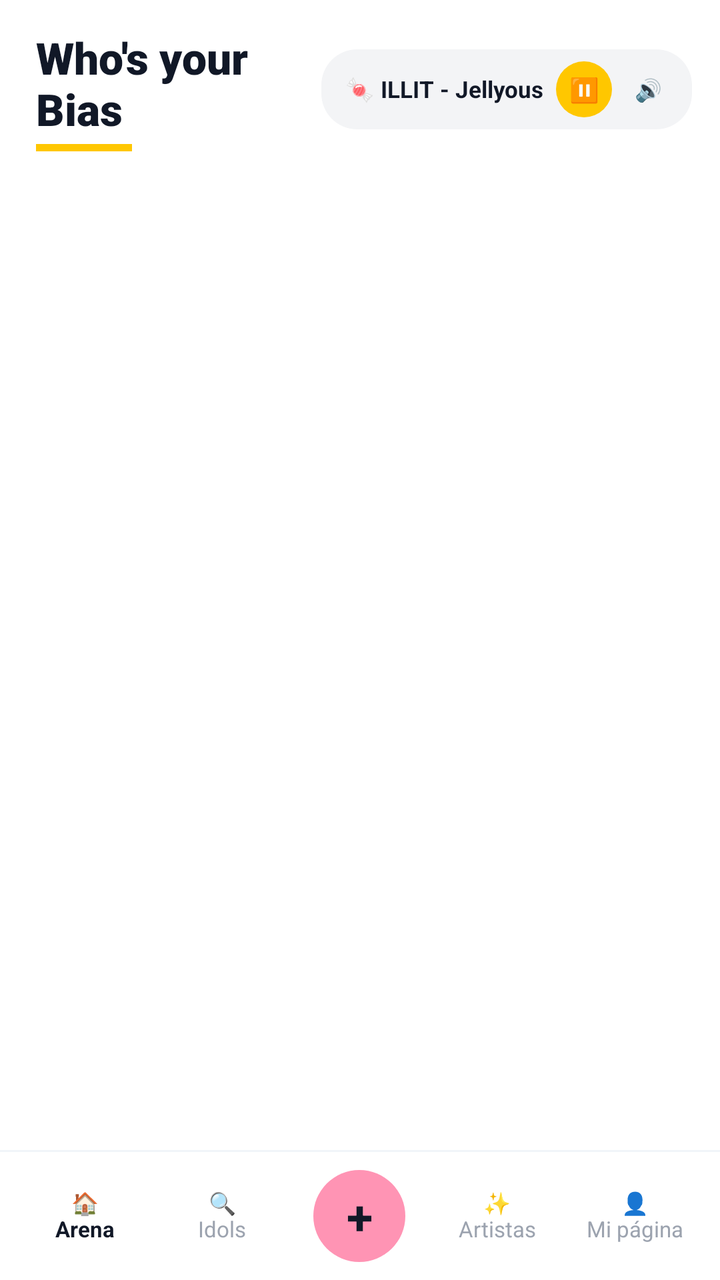
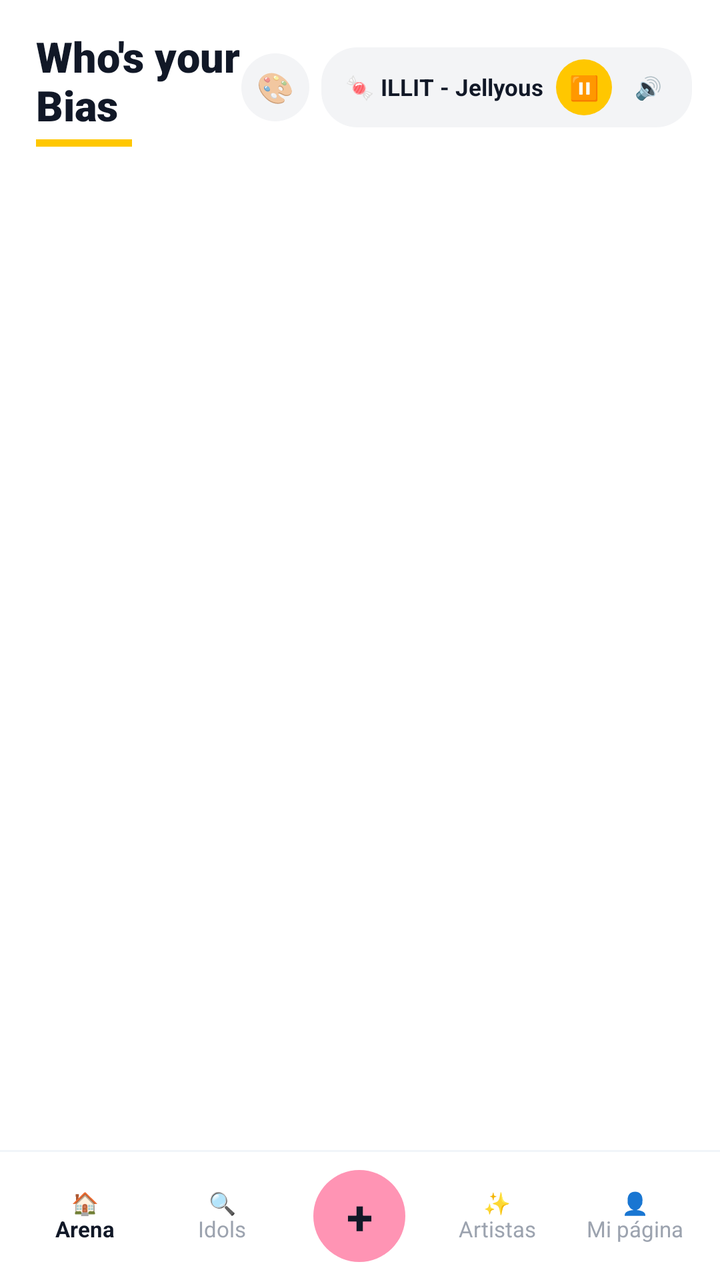

Two renders of the same Android screen: before a commit and after it. Below are the layout's source before the change and the commit's diff.
<!-- AndroidManifest.xml: application theme Theme.WhosYourBias -->
<!-- res/layout/activity_main.xml -->
<?xml version="1.0" encoding="utf-8"?>
<LinearLayout xmlns:android="http://schemas.android.com/apk/res/android"
    android:layout_width="match_parent"
    android:layout_height="match_parent"
    android:orientation="vertical"
    android:background="#FFFFFF">

    
    <LinearLayout
        android:layout_width="match_parent"
        android:layout_height="wrap_content"
        android:orientation="horizontal"
        android:gravity="center_vertical"
        android:paddingStart="18dp"
        android:paddingEnd="14dp"
        android:paddingTop="14dp"
        android:paddingBottom="10dp"
        android:background="#FFFFFF">

        <LinearLayout
            android:layout_width="0dp"
            android:layout_height="wrap_content"
            android:layout_weight="1"
            android:orientation="vertical">

            <TextView
                android:layout_width="wrap_content"
                android:layout_height="wrap_content"
                android:text="@string/app_name"
                android:textColor="#111827"
                android:textSize="22sp"
                android:fontFamily="sans-serif-black"
                android:textStyle="bold" />

            
            <View
                android:layout_width="48dp"
                android:layout_height="3.5dp"
                android:layout_marginTop="3dp"
                android:background="#FFC700" />
        </LinearLayout>

        
        <LinearLayout
            android:layout_width="wrap_content"
            android:layout_height="wrap_content"
            android:orientation="horizontal"
            android:gravity="center_vertical"
            android:paddingStart="12dp"
            android:paddingEnd="8dp"
            android:paddingTop="6dp"
            android:paddingBottom="6dp"
            android:background="@drawable/bg_chip_tag">

            <TextView
                android:id="@+id/tvBgmTitle"
                android:layout_width="wrap_content"
                android:layout_height="wrap_content"
                android:maxWidth="135dp"
                android:text="🍬 ILLIT - Jellyous"
                android:textColor="#111827"
                android:textSize="11.5sp"
                android:textStyle="bold"
                android:singleLine="true"
                android:ellipsize="end"
                android:layout_marginEnd="6dp" />

            <TextView
                android:id="@+id/btnBgmPlayPause"
                android:layout_width="28dp"
                android:layout_height="28dp"
                android:gravity="center"
                android:text="⏸"
                android:textColor="#111827"
                android:textSize="12sp"
                android:background="@drawable/bg_btn_primary"
                android:layout_marginEnd="4dp" />

            <TextView
                android:id="@+id/btnBgmMute"
                android:layout_width="28dp"
                android:layout_height="28dp"
                android:gravity="center"
                android:text="🔊"
                android:textColor="#111827"
                android:textSize="11sp" />

            <TextView
                android:id="@+id/btnBgmChangeSong"
                android:layout_width="0dp"
                android:layout_height="0dp"
                android:visibility="gone" />

            <TextView
                android:id="@+id/btnBgmVideoToggle"
                android:layout_width="0dp"
                android:layout_height="0dp"
                android:visibility="gone" />
        </LinearLayout>

        
        <TextView
            android:id="@+id/btnHeaderGacha"
            android:layout_width="0dp"
            android:layout_height="0dp"
            android:visibility="gone" />

        <TextView
            android:id="@+id/btnHeaderImport"
            android:layout_width="0dp"
            android:layout_height="0dp"
            android:visibility="gone" />
    </LinearLayout>

    <FrameLayout
        android:id="@+id/bgmVideoContainer"
        android:layout_width="0dp"
        android:layout_height="0dp"
        android:visibility="gone">
        <WebView
            android:id="@+id/bgmWebView"
            android:layout_width="1dp"
            android:layout_height="1dp" />
    </FrameLayout>

    
    <FrameLayout
        android:id="@+id/mainContentContainer"
        android:layout_width="match_parent"
        android:layout_height="0dp"
        android:layout_weight="1"
        android:background="#FFFFFF" />

    <View
        android:layout_width="match_parent"
        android:layout_height="1dp"
        android:background="#F1F5F9" />

    
    <LinearLayout
        android:layout_width="match_parent"
        android:layout_height="64dp"
        android:orientation="horizontal"
        android:background="#FFFFFF"
        android:gravity="center"
        android:paddingStart="8dp"
        android:paddingEnd="8dp">

        <TextView
            android:id="@+id/tabBtnArena"
            android:layout_width="0dp"
            android:layout_height="match_parent"
            android:layout_weight="1"
            android:gravity="center"
            android:text="🏠\nArena"
            android:textColor="#111827"
            android:textStyle="bold"
            android:textSize="11sp" />

        <TextView
            android:id="@+id/tabBtnIdols"
            android:layout_width="0dp"
            android:layout_height="match_parent"
            android:layout_weight="1"
            android:gravity="center"
            android:text="🔍\nIdols"
            android:textColor="#9CA3AF"
            android:textSize="11sp" />

        
        <FrameLayout
            android:layout_width="0dp"
            android:layout_height="match_parent"
            android:layout_weight="1">

            <TextView
                android:id="@+id/btnCenterPlus"
                android:layout_width="46dp"
                android:layout_height="46dp"
                android:layout_gravity="center"
                android:gravity="center"
                android:text="+"
                android:textColor="#111827"
                android:textSize="24sp"
                android:textStyle="bold"
                android:background="@drawable/bg_btn_gold" />
        </FrameLayout>

        <TextView
            android:id="@+id/tabBtnGroups"
            android:layout_width="0dp"
            android:layout_height="match_parent"
            android:layout_weight="1"
            android:gravity="center"
            android:text="✨\nArtistas"
            android:textColor="#9CA3AF"
            android:textSize="11sp" />

        <TextView
            android:id="@+id/tabBtnHallOfFame"
            android:layout_width="0dp"
            android:layout_height="match_parent"
            android:layout_weight="1"
            android:gravity="center"
            android:text="👤\nMi página"
            android:textColor="#9CA3AF"
            android:textSize="11sp" />
    </LinearLayout>

</LinearLayout>
<!-- resources referenced by this layout -->
<resources>
  <!-- drawable bg_btn_gold (drawable) -->
  <?xml version="1.0" encoding="utf-8"?>
  <shape xmlns:android="http://schemas.android.com/apk/res/android"
      android:shape="rectangle">
      <solid android:color="#FF94B4" />
      <corners android:radius="24dp" />
  </shape>
  <!-- drawable bg_btn_primary (drawable) -->
  <?xml version="1.0" encoding="utf-8"?>
  <shape xmlns:android="http://schemas.android.com/apk/res/android"
      android:shape="rectangle">
      <solid android:color="#FFC700" />
      <corners android:radius="24dp" />
  </shape>
  <!-- drawable bg_chip_tag (drawable) -->
  <?xml version="1.0" encoding="utf-8"?>
  <shape xmlns:android="http://schemas.android.com/apk/res/android"
      android:shape="rectangle">
      <solid android:color="#F3F4F6" />
      <corners android:radius="18dp" />
  </shape>
  <string name="app_name">Who\'s your Bias</string>
  <style name="Theme.WhosYourBias" parent="Theme.MaterialComponents.Light.NoActionBar">
          <item name="colorPrimary">#111827</item>
          <item name="colorPrimaryVariant">#1F2937</item>
          <item name="colorOnPrimary">#FFFFFF</item>
          <item name="colorSecondary">#FFC700</item>
          <item name="colorOnSecondary">#111827</item>
          <item name="android:statusBarColor">#FFFFFF</item>
          <item name="android:windowLightStatusBar" tools:targetApi="m">true</item>
          <item name="android:navigationBarColor">#FFFFFF</item>
          <item name="android:windowBackground">#FFFFFF</item>
          <item name="android:textColorPrimary">#111827</item>
          <item name="android:textColorSecondary">#6B7280</item>
      </style>
</resources>

<!-- the commit's change to res/layout/activity_main.xml (unified diff, before → after) -->
@@ -1,5 +1,6 @@
 <?xml version="1.0" encoding="utf-8"?>
 <LinearLayout xmlns:android="http://schemas.android.com/apk/res/android"
+    android:id="@+id/rootMainLayout"
     android:layout_width="match_parent"
     android:layout_height="match_parent"
     android:orientation="vertical"
@@ -7,6 +8,7 @@
 
     
     <LinearLayout
+        android:id="@+id/topHeaderLayout"
         android:layout_width="match_parent"
         android:layout_height="wrap_content"
         android:orientation="horizontal"
@@ -24,21 +26,34 @@
             android:orientation="vertical">
 
             <TextView
+                android:id="@+id/tvAppTitleHeader"
                 android:layout_width="wrap_content"
                 android:layout_height="wrap_content"
                 android:text="@string/app_name"
                 android:textColor="#111827"
-                android:textSize="22sp"
+                android:textSize="21sp"
                 android:fontFamily="sans-serif-black"
                 android:textStyle="bold" />
 
             
             <View
+                android:id="@+id/viewHeaderUnderline"
                 android:layout_width="48dp"
                 android:layout_height="3.5dp"
                 android:layout_marginTop="3dp"
                 android:background="#FFC700" />
         </LinearLayout>
+
+        
+        <TextView
+            android:id="@+id/btnOpenThemeStudio"
+            android:layout_width="34dp"
+            android:layout_height="34dp"
+            android:gravity="center"
+            android:text="🎨"
+            android:textSize="15sp"
+            android:background="@drawable/bg_chip_tag"
+            android:layout_marginEnd="6dp" />
 
         
         <LinearLayout
@@ -138,6 +153,7 @@
 
     
     <LinearLayout
+        android:id="@+id/bottomNavLayout"
         android:layout_width="match_parent"
         android:layout_height="64dp"
         android:orientation="horizontal"
